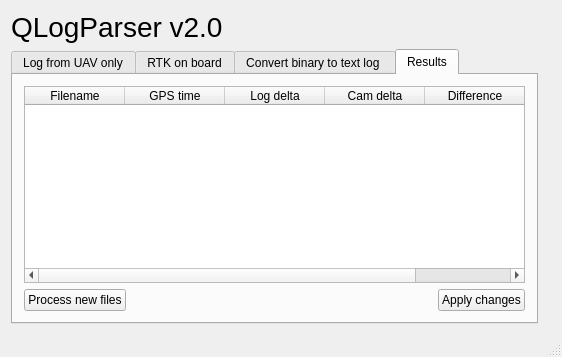
ABarnasFLY/QLogNEU, file mainwindow.ui: the form before one commit.
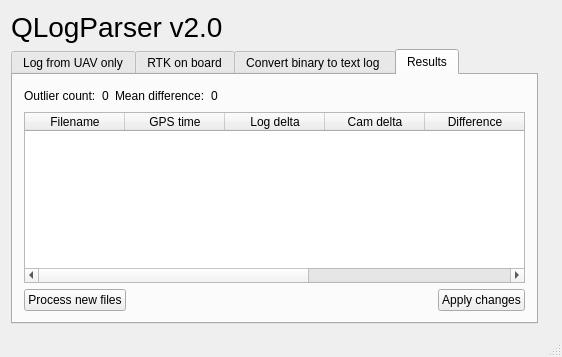
The form after the commit. The open tabs and pages were chosen to show the change.

Commit message: Create skip interface TODO: create undo option

```diff
--- a/mainwindow.ui
+++ b/mainwindow.ui
@@ -282,6 +282,51 @@
         <string>Results</string>
        </attribute>
        <layout class="QVBoxLayout" name="verticalLayout">
+        <item>
+         <layout class="QHBoxLayout" name="horizontalLayout_2">
+          <item>
+           <widget class="QLabel" name="label_outlier">
+            <property name="text">
+             <string>Outlier count:</string>
+            </property>
+           </widget>
+          </item>
+          <item>
+           <widget class="QLabel" name="label_outCount">
+            <property name="text">
+             <string>0</string>
+            </property>
+           </widget>
+          </item>
+          <item>
+           <widget class="QLabel" name="label_mean">
+            <property name="text">
+             <string>Mean difference:</string>
+            </property>
+           </widget>
+          </item>
+          <item>
+           <widget class="QLabel" name="label_meanValue">
+            <property name="text">
+             <string>0</string>
+            </property>
+           </widget>
+          </item>
+          <item>
+           <spacer name="horizontalSpacer_2">
+            <property name="orientation">
+             <enum>Qt::Horizontal</enum>
+            </property>
+            <property name="sizeHint" stdset="0">
+             <size>
+              <width>40</width>
+              <height>20</height>
+             </size>
+            </property>
+           </spacer>
+          </item>
+         </layout>
+        </item>
         <item>
          <widget class="QTableWidget" name="table_result">
           <column>
@@ -309,6 +354,16 @@
             <string>Difference</string>
            </property>
           </column>
+          <column>
+           <property name="text">
+            <string>Pic</string>
+           </property>
+          </column>
+          <column>
+           <property name="text">
+            <string>Log</string>
+           </property>
+          </column>
          </widget>
         </item>
         <item>
```
Left out of the diff: 2 changed lines with no effect on the pictures. The commit also changes 2 other files.
